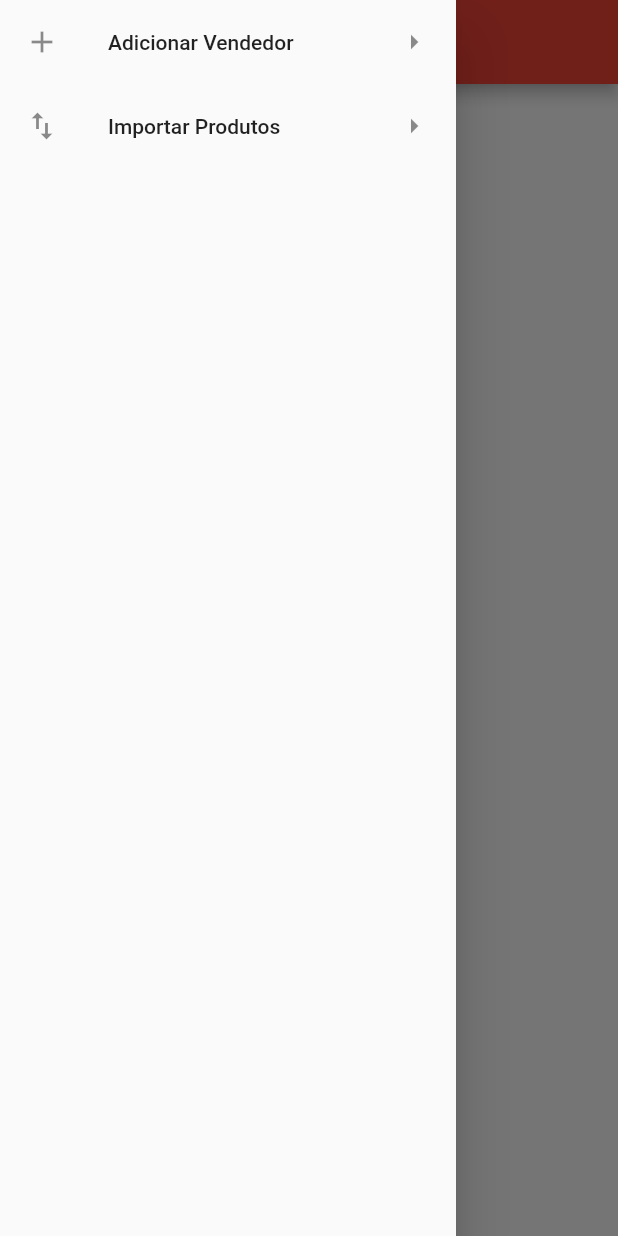
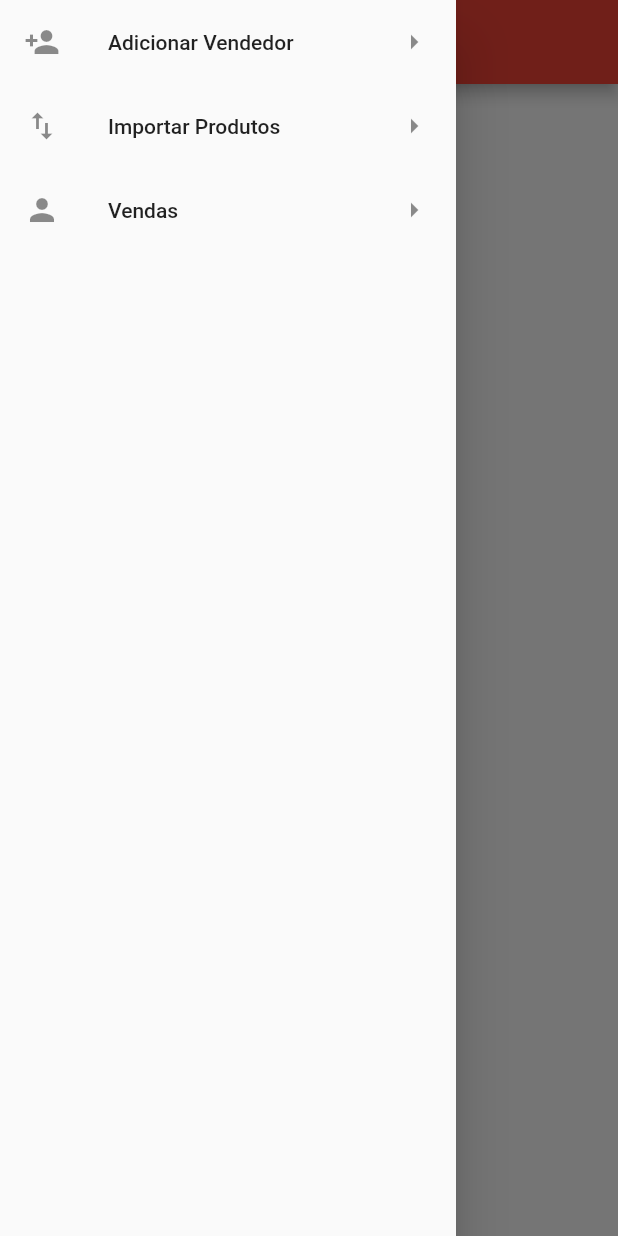
Before and after one commit to Tiago1106/venda_produto, a Flutter app: the screen it shows after launch, with the side drawer open, on a phone screen of 412 x 824 dp. Run offline on Flutter 3.47's test engine with Material 2 defaults, Android fonts, the phone set to English and light mode, and no system bars; our stand-ins replace file_picker, sqflite; accounts and stored records are empty.

```diff
--- a/lib/ui/seller/seller_list.dart
+++ b/lib/ui/seller/seller_list.dart
@@ -2,6 +2,7 @@ import 'package:flutter/material.dart';
 import 'package:flutter/rendering.dart';
 import 'package:venda_produto/data/models/seller_model.dart';
 import 'package:venda_produto/data/helpers/seller_helper.dart';
+import 'package:venda_produto/ui/client/client_list.dart';
 import '../product/product_list.dart';
 import 'seller_register.dart';
 import 'package:venda_produto/ui/product/product_import.dart';
@@ -47,7 +48,7 @@ class _SellerListState extends State<SellerList> {
           child: ListView(
             children: <Widget>[
               ListTile(
-                leading: Icon(Icons.add),
+                leading: Icon(Icons.person_add),
                 trailing: Icon(Icons.arrow_right),
                 title: Text("Adicionar Vendedor"),
                 onTap: (){
@@ -61,6 +62,15 @@ class _SellerListState extends State<SellerList> {
                 onTap: (){
                   Navigator.push(context,
                       MaterialPageRoute(builder: (context) => ProductImport()));
+                },
+              ),
+              ListTile(
+                leading: Icon(Icons.person),
+                trailing: Icon(Icons.arrow_right),
+                title: Text("Vendas"),
+                onTap: (){
+                  Navigator.push(context,
+                      MaterialPageRoute(builder: (context) => ListClient()));
                 },
               ),
             ],
```
Also changed, not shown: lib/ui/client/client_list.dart (added, +13 -0 lines), lib/ui/client/client_register.dart (+21 -17 lines).
